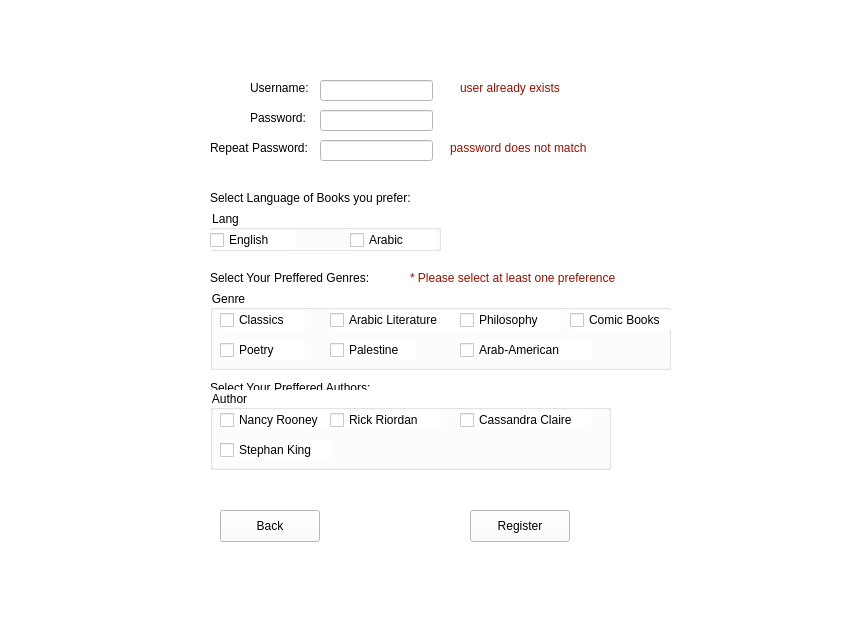
yomnahisham/CSCE1102-LabProject, file MEDAD/registerwindow.ui: the form before one commit.
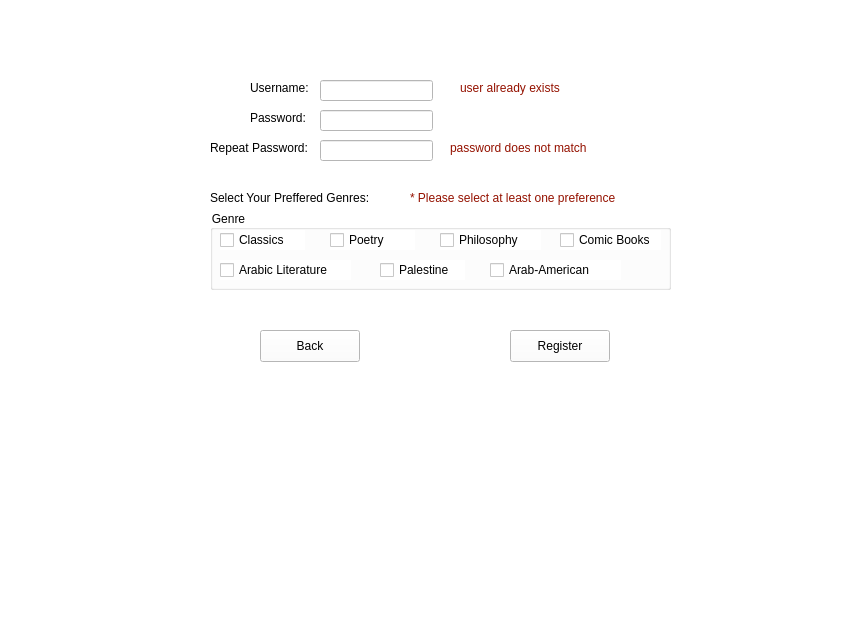
The form after the commit.

Patch:
```diff
--- a/MEDAD/registerwindow.ui
+++ b/MEDAD/registerwindow.ui
@@ -57,141 +57,11 @@
     <string>Repeat Password:</string>
    </property>
   </widget>
-  <widget class="QLabel" name="langL">
-   <property name="geometry">
-    <rect>
-     <x>210</x>
-     <y>190</y>
-     <width>241</width>
-     <height>16</height>
-    </rect>
-   </property>
-   <property name="text">
-    <string>Select Language of Books you prefer:</string>
-   </property>
-  </widget>
-  <widget class="QLabel" name="authorL">
-   <property name="geometry">
-    <rect>
-     <x>210</x>
-     <y>380</y>
-     <width>191</width>
-     <height>16</height>
-    </rect>
-   </property>
-   <property name="text">
-    <string>Select Your Preffered Authors:</string>
-   </property>
-  </widget>
-  <widget class="QGroupBox" name="groupBox">
-   <property name="geometry">
-    <rect>
-     <x>210</x>
-     <y>210</y>
-     <width>231</width>
-     <height>41</height>
-    </rect>
-   </property>
-   <property name="title">
-    <string>Lang</string>
-   </property>
-   <widget class="QCheckBox" name="eng">
-    <property name="geometry">
-     <rect>
-      <x>0</x>
-      <y>20</y>
-      <width>85</width>
-      <height>20</height>
-     </rect>
-    </property>
-    <property name="text">
-     <string>English</string>
-    </property>
-   </widget>
-   <widget class="QCheckBox" name="arab">
-    <property name="geometry">
-     <rect>
-      <x>140</x>
-      <y>20</y>
-      <width>85</width>
-      <height>20</height>
-     </rect>
-    </property>
-    <property name="text">
-     <string>Arabic</string>
-    </property>
-   </widget>
-  </widget>
-  <widget class="QGroupBox" name="groupBox_2">
-   <property name="geometry">
-    <rect>
-     <x>210</x>
-     <y>390</y>
-     <width>401</width>
-     <height>80</height>
-    </rect>
-   </property>
-   <property name="title">
-    <string>Author</string>
-   </property>
-   <widget class="QCheckBox" name="rooney">
-    <property name="geometry">
-     <rect>
-      <x>10</x>
-      <y>20</y>
-      <width>111</width>
-      <height>20</height>
-     </rect>
-    </property>
-    <property name="text">
-     <string>Nancy Rooney</string>
-    </property>
-   </widget>
-   <widget class="QCheckBox" name="riordan">
-    <property name="geometry">
-     <rect>
-      <x>120</x>
-      <y>20</y>
-      <width>111</width>
-      <height>20</height>
-     </rect>
-    </property>
-    <property name="text">
-     <string>Rick Riordan</string>
-    </property>
-   </widget>
-   <widget class="QCheckBox" name="Claire">
-    <property name="geometry">
-     <rect>
-      <x>250</x>
-      <y>20</y>
-      <width>131</width>
-      <height>20</height>
-     </rect>
-    </property>
-    <property name="text">
-     <string>Cassandra Claire</string>
-    </property>
-   </widget>
-   <widget class="QCheckBox" name="king">
-    <property name="geometry">
-     <rect>
-      <x>10</x>
-      <y>50</y>
-      <width>111</width>
-      <height>20</height>
-     </rect>
-    </property>
-    <property name="text">
-     <string>Stephan King</string>
-    </property>
-   </widget>
-  </widget>
   <widget class="QLabel" name="authorL_2">
    <property name="geometry">
     <rect>
      <x>210</x>
-     <y>270</y>
+     <y>190</y>
      <width>191</width>
      <height>16</height>
     </rect>
@@ -204,7 +74,7 @@
    <property name="geometry">
     <rect>
      <x>210</x>
-     <y>290</y>
+     <y>210</y>
      <width>461</width>
      <height>80</height>
     </rect>
@@ -228,8 +98,8 @@
    <widget class="QCheckBox" name="arabLit">
     <property name="geometry">
      <rect>
-      <x>120</x>
-      <y>20</y>
+      <x>10</x>
+      <y>50</y>
       <width>131</width>
       <height>20</height>
      </rect>
@@ -241,7 +111,7 @@
    <widget class="QCheckBox" name="philo">
     <property name="geometry">
      <rect>
-      <x>250</x>
+      <x>230</x>
       <y>20</y>
       <width>101</width>
       <height>20</height>
@@ -254,8 +124,8 @@
    <widget class="QCheckBox" name="poetry">
     <property name="geometry">
      <rect>
-      <x>10</x>
-      <y>50</y>
+      <x>120</x>
+      <y>20</y>
       <width>85</width>
       <height>20</height>
      </rect>
@@ -267,7 +137,7 @@
    <widget class="QCheckBox" name="palestine">
     <property name="geometry">
      <rect>
-      <x>120</x>
+      <x>170</x>
       <y>50</y>
       <width>85</width>
       <height>20</height>
@@ -280,7 +150,7 @@
    <widget class="QCheckBox" name="arabAmerican">
     <property name="geometry">
      <rect>
-      <x>250</x>
+      <x>280</x>
       <y>50</y>
       <width>131</width>
       <height>20</height>
@@ -293,7 +163,7 @@
    <widget class="QCheckBox" name="comic">
     <property name="geometry">
      <rect>
-      <x>360</x>
+      <x>350</x>
       <y>20</y>
       <width>101</width>
       <height>20</height>
@@ -337,8 +207,8 @@
   <widget class="QPushButton" name="regB">
    <property name="geometry">
     <rect>
-     <x>470</x>
-     <y>510</y>
+     <x>510</x>
+     <y>330</y>
      <width>100</width>
      <height>32</height>
     </rect>
@@ -350,8 +220,8 @@
   <widget class="QPushButton" name="backB">
    <property name="geometry">
     <rect>
-     <x>220</x>
-     <y>510</y>
+     <x>260</x>
+     <y>330</y>
      <width>100</width>
      <height>32</height>
     </rect>
@@ -390,7 +260,7 @@
    <property name="geometry">
     <rect>
      <x>410</x>
-     <y>270</y>
+     <y>190</y>
      <width>271</width>
      <height>16</height>
     </rect>
```
